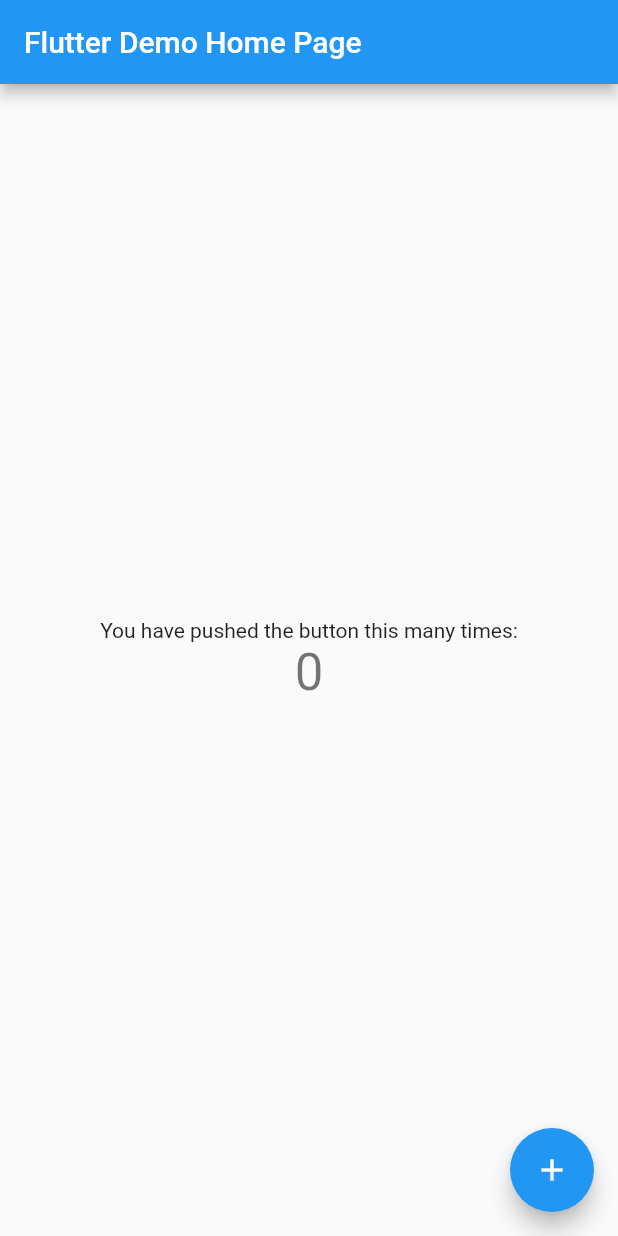
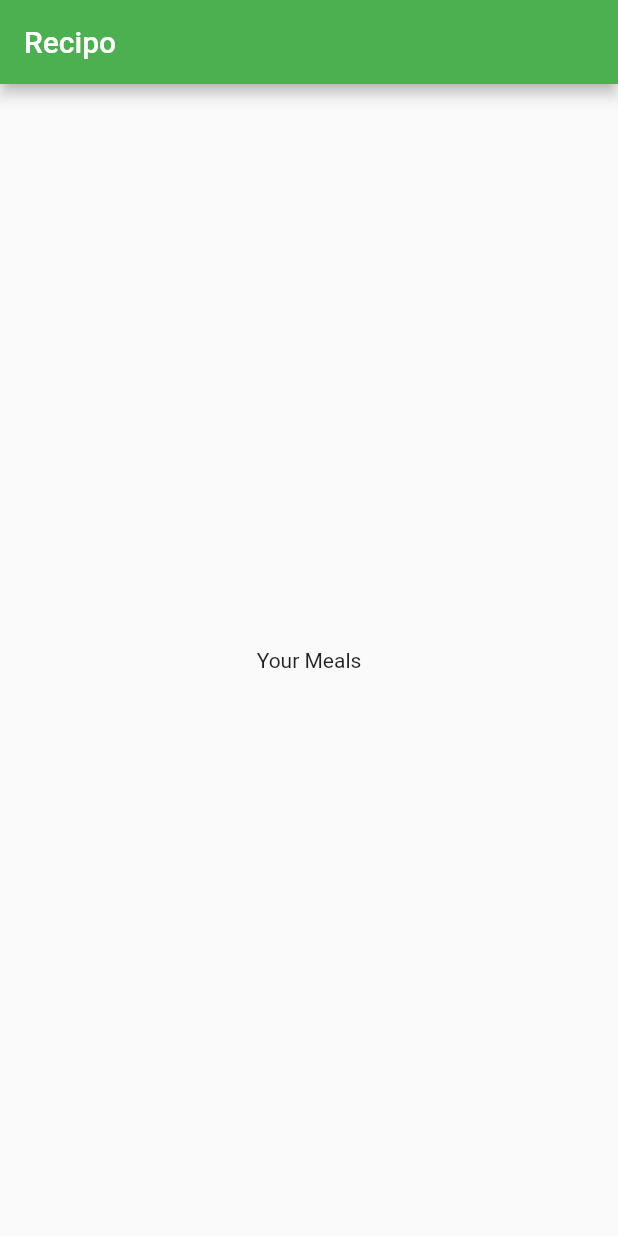
Before and after one commit to thisisbillall/Recipo, a Flutter app: the screen it shows after launch, on a phone screen of 412 x 824 dp. Run offline on Flutter 3.47's test engine with Material 2 defaults, Android fonts, the phone set to English and light mode, and no system bars.

Commit message:
HomePage

```diff
--- a/lib/main.dart
+++ b/lib/main.dart
@@ -1,113 +1,33 @@
 import 'package:flutter/material.dart';
 
-void main() {
-  runApp(MyApp());
-}
+void main() => runApp(MyApp());
 
 class MyApp extends StatelessWidget {
-  // This widget is the root of your application.
   @override
   Widget build(BuildContext context) {
     return MaterialApp(
-      title: 'Flutter Demo',
-      theme: ThemeData(
-        // This is the theme of your application.
-        //
-        // Try running your application with "flutter run". You'll see the
-        // application has a blue toolbar. Then, without quitting the app, try
-        // changing the primarySwatch below to Colors.green and then invoke
-        // "hot reload" (press "r" in the console where you ran "flutter run",
-        // or simply save your changes to "hot reload" in a Flutter IDE).
-        // Notice that the counter didn't reset back to zero; the application
-        // is not restarted.
-        primarySwatch: Colors.blue,
-      ),
-      home: MyHomePage(title: 'Flutter Demo Home Page'),
+      title: "Recipo",
+      theme: ThemeData(primarySwatch: Colors.green),
+      home: MyHomePage(),
     );
   }
 }
 
 class MyHomePage extends StatefulWidget {
-  MyHomePage({Key? key, required this.title}) : super(key: key);
-
-  // This widget is the home page of your application. It is stateful, meaning
-  // that it has a State object (defined below) that contains fields that affect
-  // how it looks.
-
-  // This class is the configuration for the state. It holds the values (in this
-  // case the title) provided by the parent (in this case the App widget) and
-  // used by the build method of the State. Fields in a Widget subclass are
-  // always marked "final".
-
-  final String title;
-
   @override
   _MyHomePageState createState() => _MyHomePageState();
 }
 
 class _MyHomePageState extends State<MyHomePage> {
-  int _counter = 0;
-
-  void _incrementCounter() {
-    setState(() {
-      // This call to setState tells the Flutter framework that something has
-      // changed in this State, which causes it to rerun the build method below
-      // so that the display can reflect the updated values. If we changed
-      // _counter without calling setState(), then the build method would not be
-      // called again, and so nothing would appear to happen.
-      _counter++;
-    });
-  }
-
   @override
   Widget build(BuildContext context) {
-    // This method is rerun every time setState is called, for instance as done
-    // by the _incrementCounter method above.
-    //
-    // The Flutter framework has been optimized to make rerunning build methods
-    // fast, so that you can just rebuild anything that needs updating rather
-    // than having to individually change instances of widgets.
     return Scaffold(
       appBar: AppBar(
-        // Here we take the value from the MyHomePage object that was created by
-        // the App.build method, and use it to set our appbar title.
-        title: Text(widget.title),
+        title: Text("Recipo"),
       ),
       body: Center(
-        // Center is a layout widget. It takes a single child and positions it
-        // in the middle of the parent.
-        child: Column(
-          // Column is also a layout widget. It takes a list of children and
-          // arranges them vertically. By default, it sizes itself to fit its
-          // children horizontally, and tries to be as tall as its parent.
-          //
-          // Invoke "debug painting" (press "p" in the console, choose the
-          // "Toggle Debug Paint" action from the Flutter Inspector in Android
-          // Studio, or the "Toggle Debug Paint" command in Visual Studio Code)
-          // to see the wireframe for each widget.
-          //
-          // Column has various properties to control how it sizes itself and
-          // how it positions its children. Here we use mainAxisAlignment to
-          // center the children vertically; the main axis here is the vertical
-          // axis because Columns are vertical (the cross axis would be
-          // horizontal).
-          mainAxisAlignment: MainAxisAlignment.center,
-          children: <Widget>[
-            Text(
-              'You have pushed the button this many times:',
-            ),
-            Text(
-              '$_counter',
-              style: Theme.of(context).textTheme.headline4,
-            ),
-          ],
-        ),
+        child: Text("Your Meals"),
       ),
-      floatingActionButton: FloatingActionButton(
-        onPressed: _incrementCounter,
-        tooltip: 'Increment',
-        child: Icon(Icons.add),
-      ), // This trailing comma makes auto-formatting nicer for build methods.
     );
   }
 }
```
